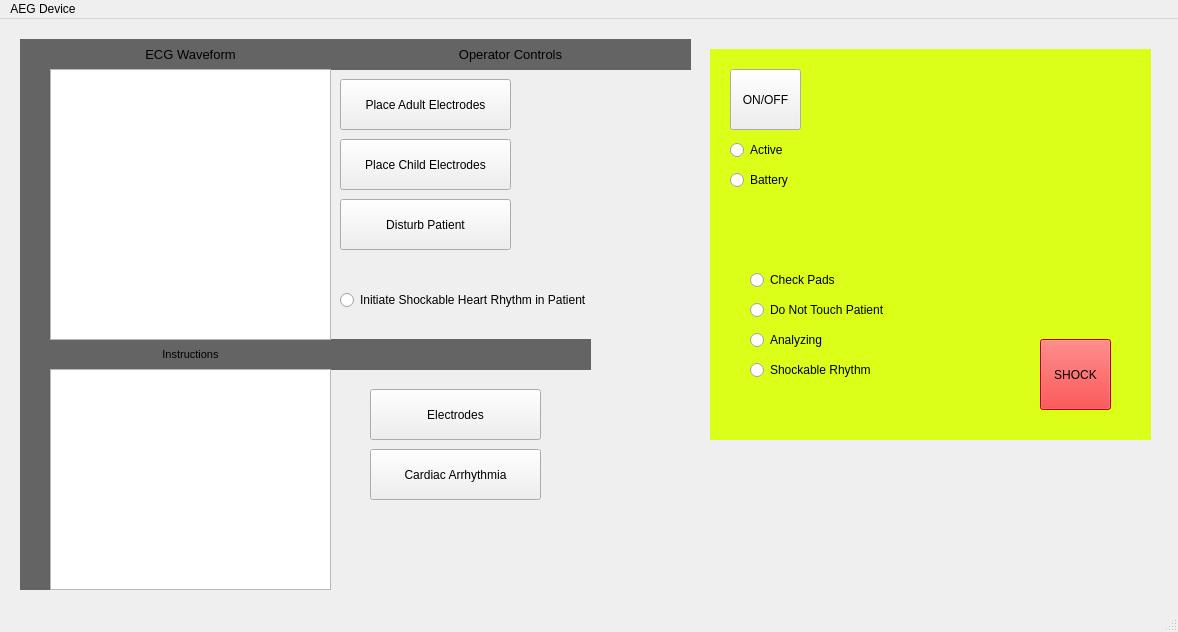
ConnorG1067/COMP3004-FA, file COMP3004-FA/mainwindow.ui: the form before one commit.
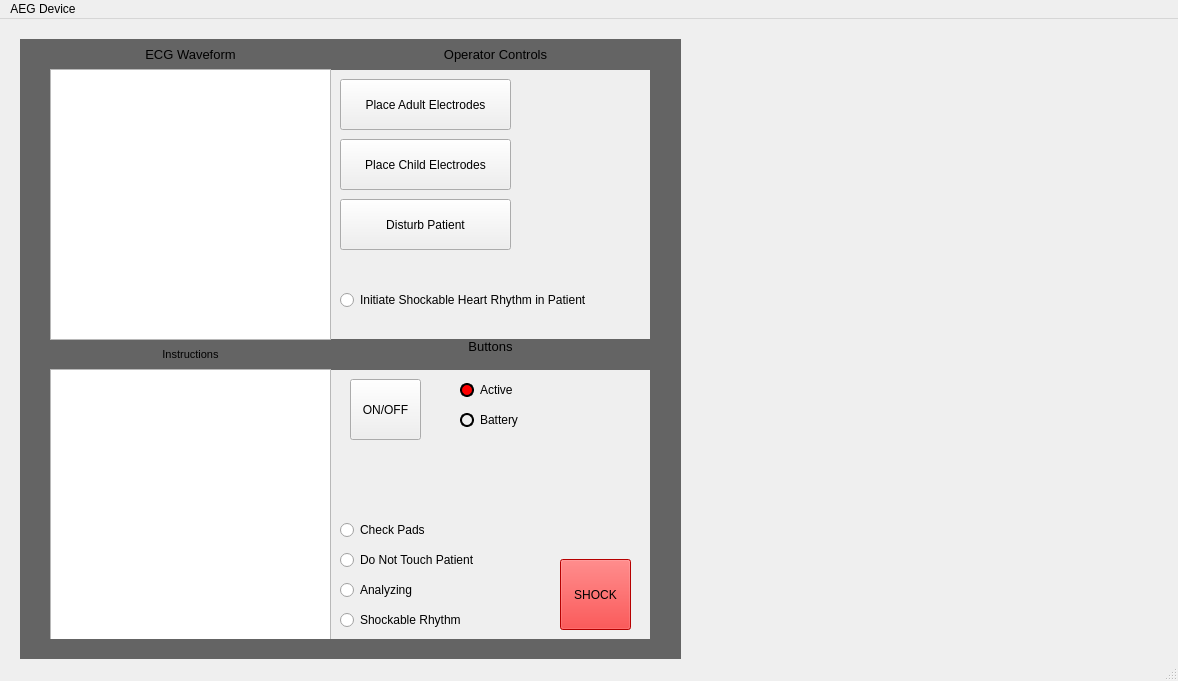
The form after the commit.

Commit message: Created and on and off functionas well as some basic UI

```diff
--- a/COMP3004-FA/mainwindow.ui
+++ b/COMP3004-FA/mainwindow.ui
@@ -7,12 +7,15 @@
     <x>0</x>
     <y>0</y>
     <width>1178</width>
-    <height>632</height>
+    <height>681</height>
    </rect>
   </property>
   <property name="windowTitle">
    <string>MainWindow</string>
   </property>
+  <property name="styleSheet">
+   <string notr="true"/>
+  </property>
   <widget class="QWidget" name="centralwidget">
    <widget class="QLabel" name="label">
     <property name="geometry">
@@ -39,7 +42,7 @@
      <rect>
       <x>330</x>
       <y>20</y>
-      <width>361</width>
+      <width>331</width>
       <height>31</height>
      </rect>
     </property>
@@ -63,7 +66,7 @@
       <x>20</x>
       <y>20</y>
       <width>31</width>
-      <height>551</height>
+      <height>621</height>
      </rect>
     </property>
     <property name="styleSheet">
@@ -82,7 +85,7 @@
      <rect>
       <x>330</x>
       <y>320</y>
-      <width>261</width>
+      <width>321</width>
       <height>31</height>
      </rect>
     </property>
@@ -91,13 +94,11 @@
     </property>
     <property name="text">
      <string>&lt;!DOCTYPE HTML PUBLIC &quot;-//W3C//DTD HTML 4.0//EN&quot; &quot;http://www.w3.org/TR/REC-html40/strict.dtd&quot;&gt;
-&lt;html&gt;&lt;head&gt;&lt;meta name=&quot;qrichtext&quot; content=&quot;1&quot; /&gt;&lt;meta charset=&quot;utf-8&quot; /&gt;&lt;style type=&quot;text/css&quot;&gt;
+&lt;html&gt;&lt;head&gt;&lt;meta name=&quot;qrichtext&quot; content=&quot;1&quot; /&gt;&lt;style type=&quot;text/css&quot;&gt;
 p, li { white-space: pre-wrap; }
-hr { height: 1px; border-width: 0; }
-li.unchecked::marker { content: &quot;\2610&quot;; }
-li.checked::marker { content: &quot;\2612&quot;; }
-&lt;/style&gt;&lt;/head&gt;&lt;body style=&quot; font-family:'Segoe UI'; font-size:9pt; font-weight:400; font-style:normal;&quot;&gt;
-&lt;p align=&quot;center&quot; dir='rtl' style=&quot;-qt-paragraph-type:empty; margin-top:12px; margin-bottom:12px; margin-left:0px; margin-right:0px; -qt-block-indent:0; text-indent:0px; font-family:'Sans'; font-size:10pt;&quot;&gt;&lt;br /&gt;&lt;/p&gt;&lt;/body&gt;&lt;/html&gt;</string>
+&lt;/style&gt;&lt;/head&gt;&lt;body style=&quot; font-family:'Sans'; font-size:10pt; font-weight:400; font-style:normal;&quot;&gt;
+&lt;p align=&quot;center&quot; dir='rtl' style=&quot; margin-top:12px; margin-bottom:12px; margin-left:0px; margin-right:0px; -qt-block-indent:0; text-indent:0px;&quot;&gt;Buttons&lt;/p&gt;
+&lt;p align=&quot;center&quot; dir='rtl' style=&quot;-qt-paragraph-type:empty; margin-top:12px; margin-bottom:12px; margin-left:0px; margin-right:0px; -qt-block-indent:0; text-indent:0px;&quot;&gt;&lt;br /&gt;&lt;/p&gt;&lt;/body&gt;&lt;/html&gt;</string>
     </property>
    </widget>
    <widget class="QLabel" name="label_6">
@@ -126,7 +127,7 @@
       <x>50</x>
       <y>350</y>
       <width>281</width>
-      <height>221</height>
+      <height>271</height>
      </rect>
     </property>
    </widget>
@@ -153,27 +154,11 @@
      <string>Place Adult Electrodes</string>
     </property>
    </widget>
-   <widget class="QLabel" name="aedLabel">
+   <widget class="QPushButton" name="onOffBtn">
     <property name="geometry">
      <rect>
-      <x>710</x>
-      <y>30</y>
-      <width>441</width>
-      <height>391</height>
-     </rect>
-    </property>
-    <property name="styleSheet">
-     <string notr="true">background-color: rgb(220, 255, 25)</string>
-    </property>
-    <property name="text">
-     <string/>
-    </property>
-   </widget>
-   <widget class="QPushButton" name="pushButton">
-    <property name="geometry">
-     <rect>
-      <x>730</x>
-      <y>50</y>
+      <x>350</x>
+      <y>360</y>
       <width>71</width>
       <height>61</height>
      </rect>
@@ -182,37 +167,11 @@
      <string>ON/OFF</string>
     </property>
    </widget>
-   <widget class="QPushButton" name="electrodePlacementIndicator">
-    <property name="geometry">
-     <rect>
-      <x>370</x>
-      <y>370</y>
-      <width>171</width>
-      <height>51</height>
-     </rect>
-    </property>
-    <property name="text">
-     <string>Electrodes</string>
-    </property>
-   </widget>
-   <widget class="QPushButton" name="caridanArrhythmiaIndicator_2">
-    <property name="geometry">
-     <rect>
-      <x>370</x>
-      <y>430</y>
-      <width>171</width>
-      <height>51</height>
-     </rect>
-    </property>
-    <property name="text">
-     <string>Cardiac Arrhythmia</string>
-    </property>
-   </widget>
    <widget class="QPushButton" name="shock">
     <property name="geometry">
      <rect>
-      <x>1040</x>
-      <y>320</y>
+      <x>560</x>
+      <y>540</y>
       <width>71</width>
       <height>71</height>
      </rect>
@@ -228,8 +187,8 @@
    <widget class="QRadioButton" name="checkPads">
     <property name="geometry">
      <rect>
-      <x>750</x>
-      <y>250</y>
+      <x>340</x>
+      <y>500</y>
       <width>101</width>
       <height>22</height>
      </rect>
@@ -241,9 +200,9 @@
    <widget class="QRadioButton" name="doNotTouchPatient">
     <property name="geometry">
      <rect>
-      <x>750</x>
-      <y>280</y>
-      <width>141</width>
+      <x>340</x>
+      <y>530</y>
+      <width>171</width>
       <height>22</height>
      </rect>
     </property>
@@ -254,8 +213,8 @@
    <widget class="QRadioButton" name="analyzing">
     <property name="geometry">
      <rect>
-      <x>750</x>
-      <y>310</y>
+      <x>340</x>
+      <y>560</y>
       <width>141</width>
       <height>22</height>
      </rect>
@@ -267,12 +226,33 @@
    <widget class="QRadioButton" name="active">
     <property name="geometry">
      <rect>
-      <x>730</x>
-      <y>120</y>
+      <x>460</x>
+      <y>360</y>
       <width>91</width>
       <height>22</height>
      </rect>
     </property>
+    <property name="styleSheet">
+     <string notr="true">QRadioButton {
+    color:                  black;
+}
+
+QRadioButton::indicator {
+    width:                  10px;
+    height:                 10px;
+    border-radius:          7px;
+}
+
+QRadioButton::indicator:checked {
+    background-color:       green;
+    border:                 2px solid black;
+}
+
+QRadioButton::indicator:unchecked {
+    background-color:       red;
+    border:                 2px solid black;
+}</string>
+    </property>
     <property name="text">
      <string>Active</string>
     </property>
@@ -293,8 +273,8 @@
    <widget class="QRadioButton" name="shockableRhythm">
     <property name="geometry">
      <rect>
-      <x>750</x>
-      <y>340</y>
+      <x>340</x>
+      <y>590</y>
       <width>141</width>
       <height>22</height>
      </rect>
@@ -319,12 +299,32 @@
    <widget class="QRadioButton" name="batteryIndicator">
     <property name="geometry">
      <rect>
-      <x>730</x>
-      <y>150</y>
+      <x>460</x>
+      <y>390</y>
       <width>91</width>
       <height>22</height>
      </rect>
     </property>
+    <property name="styleSheet">
+     <string notr="true">QRadioButton {
+    color:                  black;
+}
+
+QRadioButton::indicator {
+    width:                  10px;
+    height:                 10px;
+    border-radius:          7px;
+}
+
+QRadioButton::indicator:checked {
+    background-color:       green;
+    border:                 2px solid black;
+}
+
+QRadioButton::indicator:unchecked {
+    border:                 2px solid black;
+}</string>
+    </property>
     <property name="text">
      <string>Battery</string>
     </property>
@@ -342,6 +342,46 @@
      <string>Initiate Shockable Heart Rhythm in Patient</string>
     </property>
    </widget>
+   <widget class="QLabel" name="label_7">
+    <property name="geometry">
+     <rect>
+      <x>30</x>
+      <y>620</y>
+      <width>651</width>
+      <height>21</height>
+     </rect>
+    </property>
+    <property name="styleSheet">
+     <string notr="true">QLabel{background-color: rgb(100,100,100)}</string>
+    </property>
+    <property name="text">
+     <string>&lt;!DOCTYPE HTML PUBLIC &quot;-//W3C//DTD HTML 4.0//EN&quot; &quot;http://www.w3.org/TR/REC-html40/strict.dtd&quot;&gt;
+&lt;html&gt;&lt;head&gt;&lt;meta name=&quot;qrichtext&quot; content=&quot;1&quot; /&gt;&lt;style type=&quot;text/css&quot;&gt;
+p, li { white-space: pre-wrap; }
+&lt;/style&gt;&lt;/head&gt;&lt;body style=&quot; font-family:'Sans'; font-size:10pt; font-weight:400; font-style:normal;&quot;&gt;
+&lt;p align=&quot;center&quot; style=&quot;-qt-paragraph-type:empty; margin-top:12px; margin-bottom:12px; margin-left:0px; margin-right:0px; -qt-block-indent:0; text-indent:0px;&quot;&gt;&lt;br /&gt;&lt;/p&gt;&lt;/body&gt;&lt;/html&gt;</string>
+    </property>
+   </widget>
+   <widget class="QLabel" name="label_8">
+    <property name="geometry">
+     <rect>
+      <x>650</x>
+      <y>20</y>
+      <width>31</width>
+      <height>611</height>
+     </rect>
+    </property>
+    <property name="styleSheet">
+     <string notr="true">QLabel{background-color: rgb(100,100,100)}</string>
+    </property>
+    <property name="text">
+     <string>&lt;!DOCTYPE HTML PUBLIC &quot;-//W3C//DTD HTML 4.0//EN&quot; &quot;http://www.w3.org/TR/REC-html40/strict.dtd&quot;&gt;
+&lt;html&gt;&lt;head&gt;&lt;meta name=&quot;qrichtext&quot; content=&quot;1&quot; /&gt;&lt;style type=&quot;text/css&quot;&gt;
+p, li { white-space: pre-wrap; }
+&lt;/style&gt;&lt;/head&gt;&lt;body style=&quot; font-family:'Sans'; font-size:10pt; font-weight:400; font-style:normal;&quot;&gt;
+&lt;p align=&quot;center&quot; style=&quot;-qt-paragraph-type:empty; margin-top:12px; margin-bottom:12px; margin-left:0px; margin-right:0px; -qt-block-indent:0; text-indent:0px;&quot;&gt;&lt;br /&gt;&lt;/p&gt;&lt;/body&gt;&lt;/html&gt;</string>
+    </property>
+   </widget>
   </widget>
   <widget class="QMenuBar" name="menubar">
    <property name="geometry">
```
Left out of the diff: 4 changed lines with no effect on the pictures. The commit also changes 6 other files.
